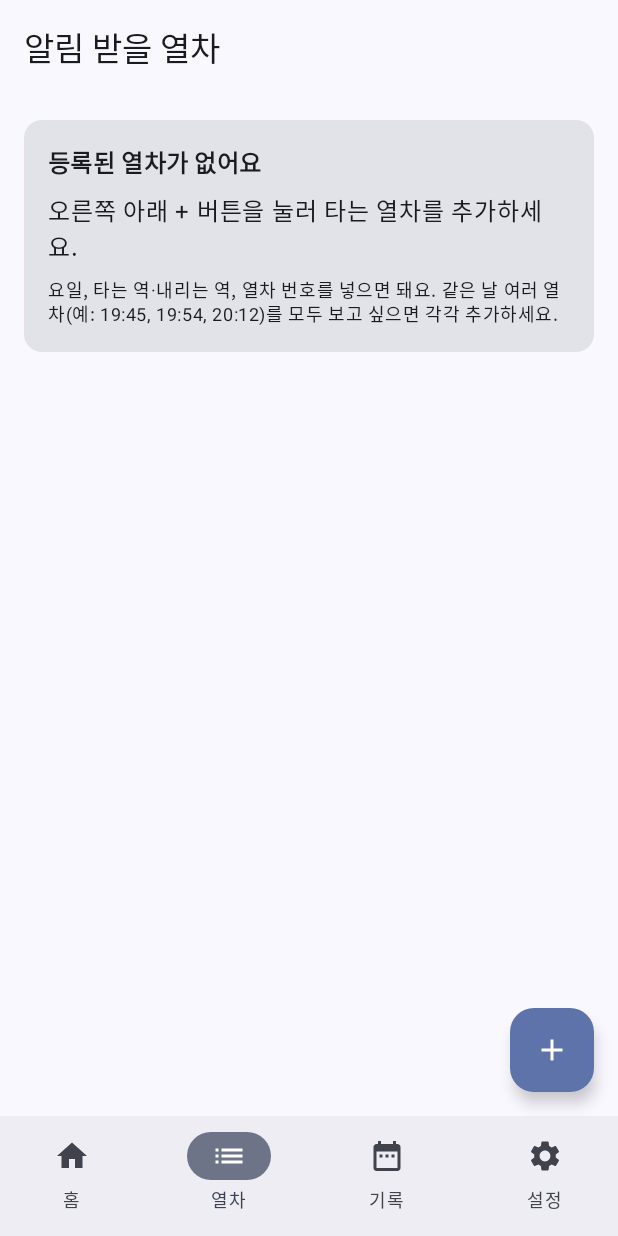
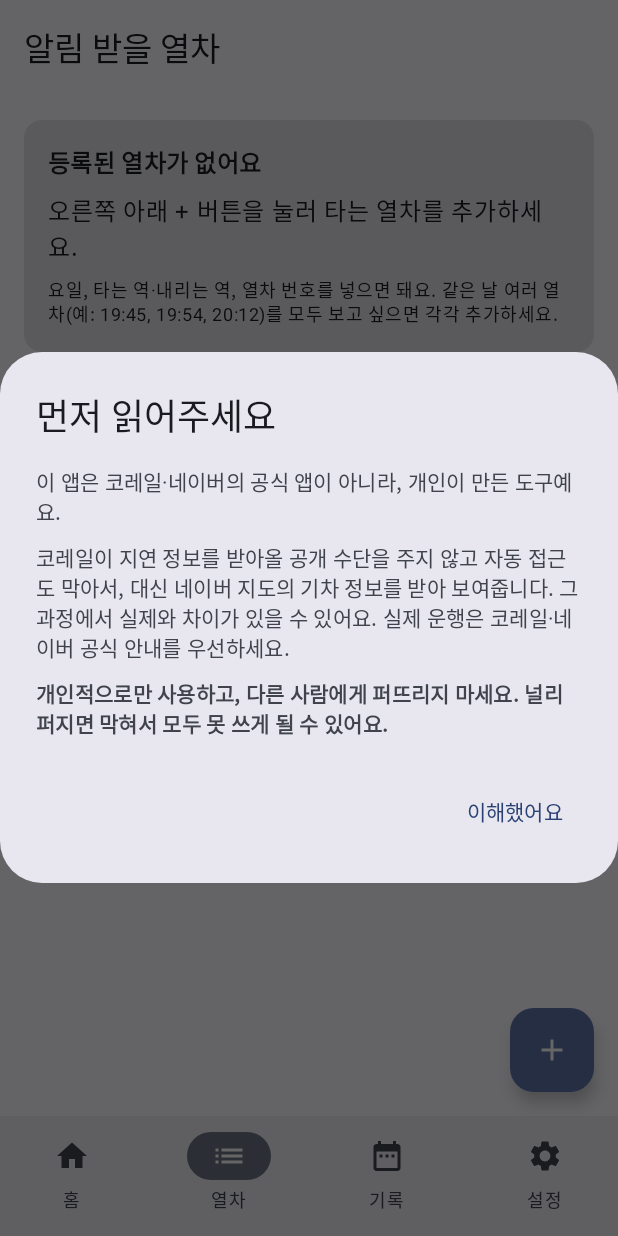
Before and after one commit to jstn0713/ktx-delay-alert, an Android app built with Jetpack Compose: the screen it shows after launch (MainActivity), item 2 of the bottom bar chosen, on a phone screen of 412 x 824 dp. Run offline under Robolectric (Android 15) with nearby library versions, the phone set to English and light mode, and no system bars.

Commit message:
첫 실행 안내(비공식·네이버 우회·개인용) + 지인 배포용 설치안내.md 추가
- 앱 첫 실행 시 안내 다이얼로그: 공식 아님, 코레일이 막아 네이버 우회라 오차 가능,
  개인용으로만 쓰고 재배포 말 것. '이해했어요' 누르면 다시 안 뜸(기기에 기록)
- 설치안내.md: 지인에게 보낼 안내문(주의사항 + 설치/설정/번호등록/업데이트)
- README 주의 문구 보강 및 설치안내 링크

Co-Authored-By: Claude Opus 4.8 <noreply@anthropic.com>
Claude-Session: https://claude.ai/code/session_01TDZoqpdCnTrspywGX8pskM

```diff
--- a/app/src/main/java/io/github/jstn0713/ktxdelay/data/AppRepo.kt
+++ b/app/src/main/java/io/github/jstn0713/ktxdelay/data/AppRepo.kt
@@ -22,6 +22,7 @@ object AppRepo {
     private const val K_SKIP = "skipDate"
     private const val K_FINISHED = "finishedKeys"
     private const val K_UPDATE_CHECKED = "updateCheckedAt"
+    private const val K_INTRO_SEEN = "introSeenV1"
     private const val MAX_HISTORY = 1000
 
     private lateinit var prefs: SharedPreferences
@@ -129,4 +130,8 @@ object AppRepo {
     var updateCheckedAt: Long
         get() = prefs.getLong(K_UPDATE_CHECKED, 0L)
         set(v) = prefs.edit().putLong(K_UPDATE_CHECKED, v).apply()
+
+    /** 첫 실행 안내를 봤는지 */
+    fun introSeen(): Boolean = prefs.getBoolean(K_INTRO_SEEN, false)
+    fun setIntroSeen() = prefs.edit().putBoolean(K_INTRO_SEEN, true).apply()
 }
--- a/app/src/main/java/io/github/jstn0713/ktxdelay/ui/MainActivity.kt
+++ b/app/src/main/java/io/github/jstn0713/ktxdelay/ui/MainActivity.kt
@@ -30,6 +30,7 @@ import androidx.compose.runtime.saveable.rememberSaveable
 import androidx.compose.runtime.setValue
 import androidx.compose.ui.Modifier
 import androidx.compose.ui.graphics.vector.ImageVector
+import androidx.compose.ui.unit.dp
 import androidx.lifecycle.lifecycleScope
 import io.github.jstn0713.ktxdelay.core.WatchTrain
 import io.github.jstn0713.ktxdelay.data.AppRepo
@@ -91,6 +92,11 @@ fun AppRoot() {
         editing = newTrainTemplate()
     }
 
+    var introSeen by remember { mutableStateOf(AppRepo.introSeen()) }
+    if (!introSeen) {
+        IntroDialog(onAccept = { AppRepo.setIntroSeen(); introSeen = true })
+    }
+
     val current = editing
     if (current != null) {
         BackHandler { editing = null }
@@ -127,3 +133,31 @@ fun AppRoot() {
         }
     }
 }
+
+@Composable
+private fun IntroDialog(onAccept: () -> Unit) {
+    androidx.compose.material3.AlertDialog(
+        onDismissRequest = {},
+        title = { Text("먼저 읽어주세요") },
+        text = {
+            androidx.compose.foundation.layout.Column(
+                verticalArrangement = androidx.compose.foundation.layout.Arrangement.spacedBy(10.dp),
+            ) {
+                Text("이 앱은 코레일·네이버의 공식 앱이 아니라, 개인이 만든 도구예요.")
+                Text(
+                    "코레일이 지연 정보를 받아올 공개 수단을 주지 않고 자동 접근도 막아서, " +
+                        "대신 네이버 지도의 기차 정보를 받아 보여줍니다. 그 과정에서 실제와 차이가 있을 수 있어요. " +
+                        "실제 운행은 코레일·네이버 공식 안내를 우선하세요.",
+                )
+                Text(
+                    "개인적으로만 사용하고, 다른 사람에게 퍼뜨리지 마세요. " +
+                        "널리 퍼지면 막혀서 모두 못 쓰게 될 수 있어요.",
+                    fontWeight = androidx.compose.ui.text.font.FontWeight.Bold,
+                )
+            }
+        },
+        confirmButton = {
+            androidx.compose.material3.TextButton(onClick = onAccept) { Text("이해했어요") }
+        },
+    )
+}
```
Also changed, not shown: 2 other files.
